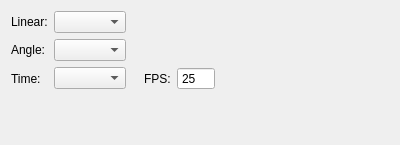
The window that core/ui/settings_units_ui.ui (mjbonnington/icarus-gps) describes before a commit, drawn with Qt 5.
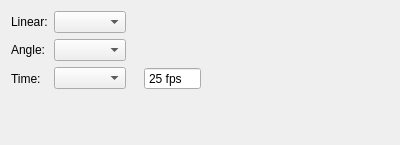
The same window after the commit.

Commit message: Improved resolution and time settings pages

The edit to the form file:
```diff
--- a/core/ui/settings_units_ui.ui
+++ b/core/ui/settings_units_ui.ui
@@ -86,16 +86,6 @@
        </property>
       </spacer>
      </item>
-     <item>
-      <widget class="QLabel" name="fps_label">
-       <property name="text">
-        <string>FPS:</string>
-       </property>
-       <property name="xmlTag" stdset="0">
-        <string>fps</string>
-       </property>
-      </widget>
-     </item>
      <item>
       <widget class="QSpinBox" name="fps_spinBox">
        <property name="readOnly">
@@ -104,6 +94,9 @@
        <property name="buttonSymbols">
         <enum>QAbstractSpinBox::NoButtons</enum>
        </property>
+       <property name="suffix">
+        <string> fps</string>
+       </property>
        <property name="minimum">
         <number>1</number>
        </property>
```
The commit also changes 3 other files.
